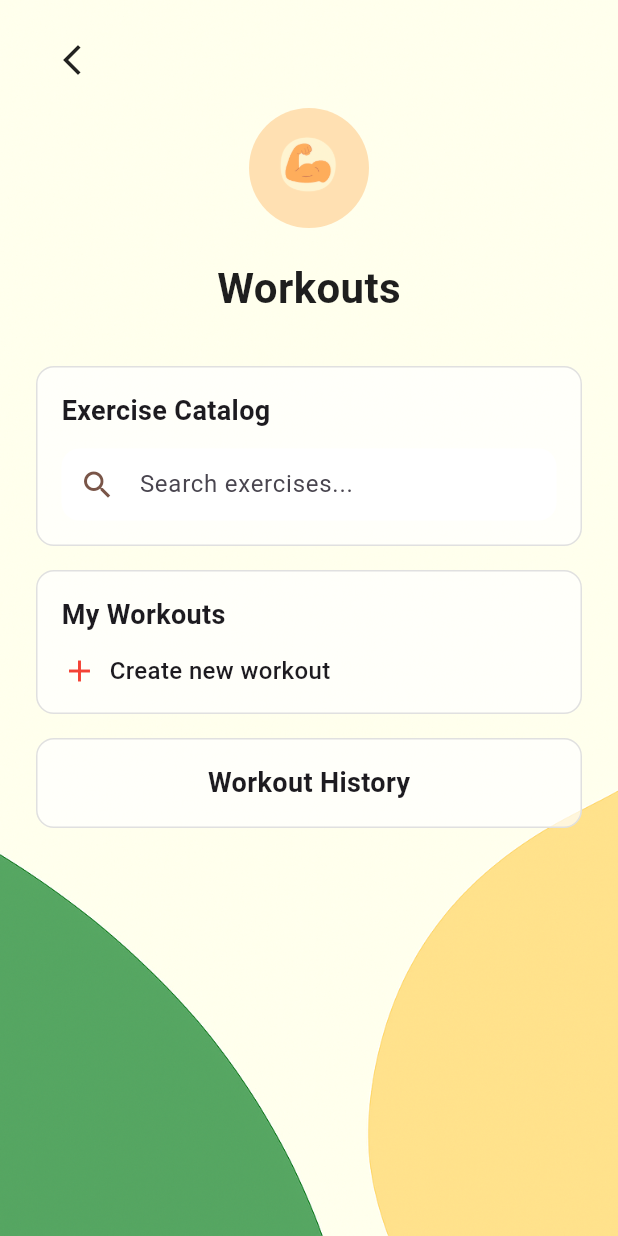
After one commit to IvanZhutyaev/Flutter_redesign_FitTrackPro, a Flutter app: the WorkoutsPage screen opened directly, on a phone screen of 412 x 824 dp. The commit adds this screen. Run offline on Flutter 3.47's test engine with Material 3 defaults, Android fonts, the phone set to English and light mode, and no system bars.

Commit message:
new page

```diff
--- a/flutter_redesign/lib/main.dart
+++ b/flutter_redesign/lib/main.dart
@@ -1,6 +1,7 @@
 import 'package:flutter/material.dart';
 import 'catalog.dart';
 import 'profile.dart';
+import 'workouts.dart';
 
 void main() => runApp(const FitnessApp());
 
--- /dev/null
+++ b/flutter_redesign/lib/workouts.dart
@@ -0,0 +1,181 @@
+import 'package:flutter/material.dart';
+
+class WorkoutsPage extends StatelessWidget {
+  const WorkoutsPage({super.key});
+
+  @override
+  Widget build(BuildContext context) {
+    return Scaffold(
+      body: Stack(
+        children: [
+          // Фон
+          Positioned.fill(
+            child: Image.asset(
+              "assets/workouts_background.png", // твой png-файл в assets
+              fit: BoxFit.cover,
+            ),
+          ),
+
+          SafeArea(
+            child: Padding(
+              padding: const EdgeInsets.symmetric(
+                horizontal: 24.0,
+                vertical: 16,
+              ),
+              child: Column(
+                crossAxisAlignment: CrossAxisAlignment.center,
+                children: [
+                  // Верхняя панель с кнопкой назад
+                  Row(
+                    children: [
+                      IconButton(
+                        icon: const Icon(Icons.arrow_back_ios_new),
+                        color: Colors.black87,
+                        onPressed: () {
+                          Navigator.pop(context);
+                        },
+                      ),
+                    ],
+                  ),
+
+                  const SizedBox(height: 8),
+
+                  // Иконка с бицепсом
+                  Center(
+                    child: CircleAvatar(
+                      radius: 40,
+                      backgroundColor: Colors.orange.shade100,
+                      child: Image.asset(
+                        "assets/workouts_arm.png", // иконка с рукой
+                        width: 48,
+                        height: 48,
+                      ),
+                    ),
+                  ),
+
+                  const SizedBox(height: 20),
+
+                  // Заголовок
+                  const Text(
+                    "Workouts",
+                    style: TextStyle(
+                      fontSize: 28,
+                      fontWeight: FontWeight.bold,
+                      color: Color(0xFF1E1E1E),
+                    ),
+                  ),
+
+                  const SizedBox(height: 32),
+
+                  // Блок: Exercise Catalog
+                  Container(
+                    padding: const EdgeInsets.all(16),
+                    decoration: BoxDecoration(
+                      color: Colors.white.withOpacity(0.7),
+                      borderRadius: BorderRadius.circular(12),
+                      border: Border.all(color: Colors.grey.shade300),
+                    ),
+                    child: Column(
+                      crossAxisAlignment: CrossAxisAlignment.start,
+                      children: [
+                        const Text(
+                          "Exercise Catalog",
+                          style: TextStyle(
+                            fontSize: 18,
+                            fontWeight: FontWeight.w600,
+                          ),
+                        ),
+                        const SizedBox(height: 12),
+                        TextField(
+                          decoration: InputDecoration(
+                            hintText: "Search exercises...",
+                            prefixIcon: const Icon(
+                              Icons.search,
+                              color: Colors.brown,
+                            ),
+                            filled: true,
+                            fillColor: Colors.white,
+                            contentPadding: const EdgeInsets.symmetric(
+                              vertical: 0,
+                              horizontal: 12,
+                            ),
+                            border: OutlineInputBorder(
+                              borderRadius: BorderRadius.circular(12),
+                              borderSide: BorderSide.none,
+                            ),
+                          ),
+                        ),
+                      ],
+                    ),
+                  ),
+
+                  const SizedBox(height: 16),
+
+                  // Блок: My Workouts
+                  Container(
+                    padding: const EdgeInsets.all(16),
+                    decoration: BoxDecoration(
+                      color: Colors.white.withOpacity(0.7),
+                      borderRadius: BorderRadius.circular(12),
+                      border: Border.all(color: Colors.grey.shade300),
+                    ),
+                    child: Column(
+                      crossAxisAlignment: CrossAxisAlignment.start,
+                      children: [
+                        const Text(
+                          "My Workouts",
+                          style: TextStyle(
+                            fontSize: 18,
+                            fontWeight: FontWeight.w600,
+                          ),
+                        ),
+                        const SizedBox(height: 12),
+                        Row(
+                          children: const [
+                            Icon(Icons.add, color: Colors.red),
+                            SizedBox(width: 8),
+                            Text(
+                              "Create new workout",
+                              style: TextStyle(
+                                fontSize: 16,
+                                fontWeight: FontWeight.w500,
+                              ),
+                            ),
+                          ],
+                        ),
+                      ],
+                    ),
+                  ),
+
+                  const SizedBox(height: 16),
+
+                  // Кнопка: Workout History
+                  Container(
+                    padding: const EdgeInsets.symmetric(
+                      vertical: 16,
+                      horizontal: 16,
+                    ),
+                    decoration: BoxDecoration(
+                      color: Colors.white.withOpacity(0.7),
+                      borderRadius: BorderRadius.circular(12),
+                      border: Border.all(color: Colors.grey.shade300),
+                    ),
+                    child: const Center(
+                      child: Text(
+                        "Workout History",
+                        style: TextStyle(
+                          fontSize: 18,
+                          fontWeight: FontWeight.w600,
+                        ),
+                      ),
+                    ),
+                  ),
+                ],
+              ),
+            ),
+          ),
+        ],
+      ),
+    );
+  }
+}
```
Also changed, not shown: flutter_redesign/assets/workouts_arm.png (added).
